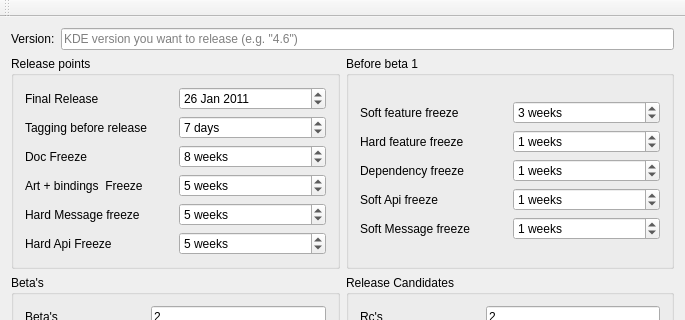
The window that tools/releaseschedule/mainclass.ui (felixonmars/kde-sysadmin-release-tools-mirror) describes before a commit, drawn with Qt 5; both pictures show x 0 to 685 and y 0 to 320 of the 685 by 697 pixel window.
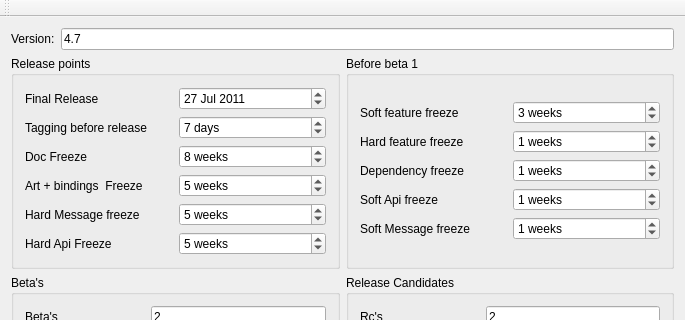
The same window after the commit.

Commit message: Adapt to KDE 4.7

The edit to the form file:
```diff
--- a/tools/releaseschedule/mainclass.ui
+++ b/tools/releaseschedule/mainclass.ui
@@ -27,7 +27,7 @@
       <item>
        <widget class="QLineEdit" name="versionEdit">
         <property name="text">
-         <string/>
+         <string>4.7</string>
         </property>
         <property name="placeholderText">
          <string>KDE version you want to release (e.g. &quot;4.6&quot;)</string>
@@ -56,8 +56,8 @@
            <property name="date">
             <date>
              <year>2011</year>
-             <month>1</month>
-             <day>26</day>
+             <month>7</month>
+             <day>27</day>
             </date>
            </property>
           </widget>
```
